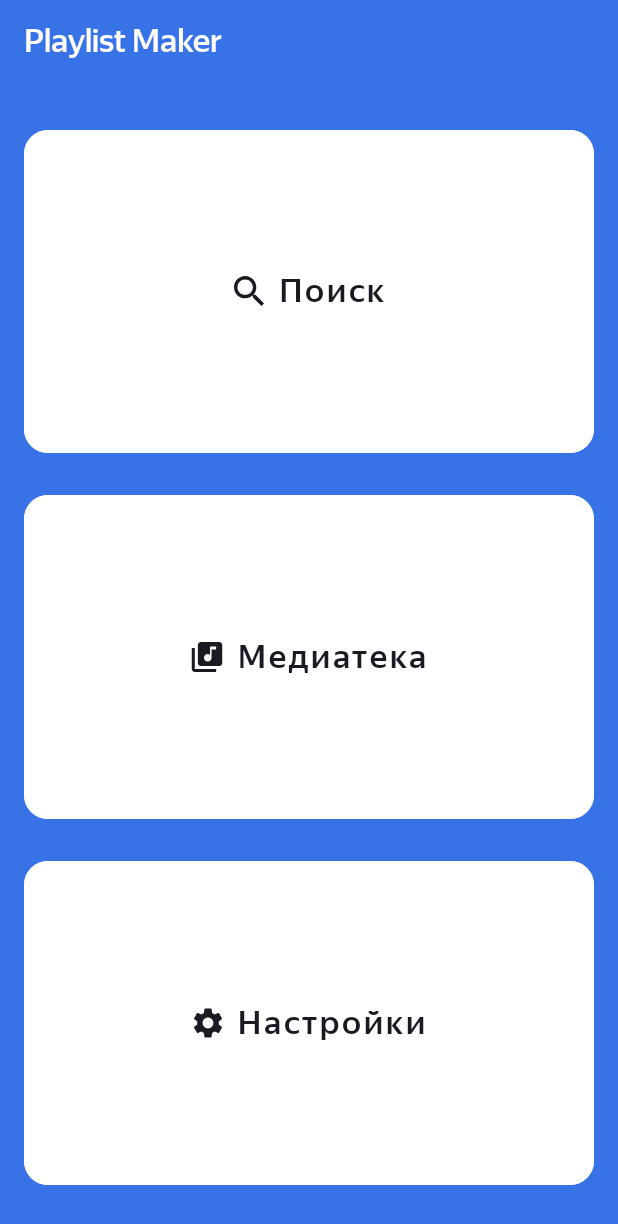
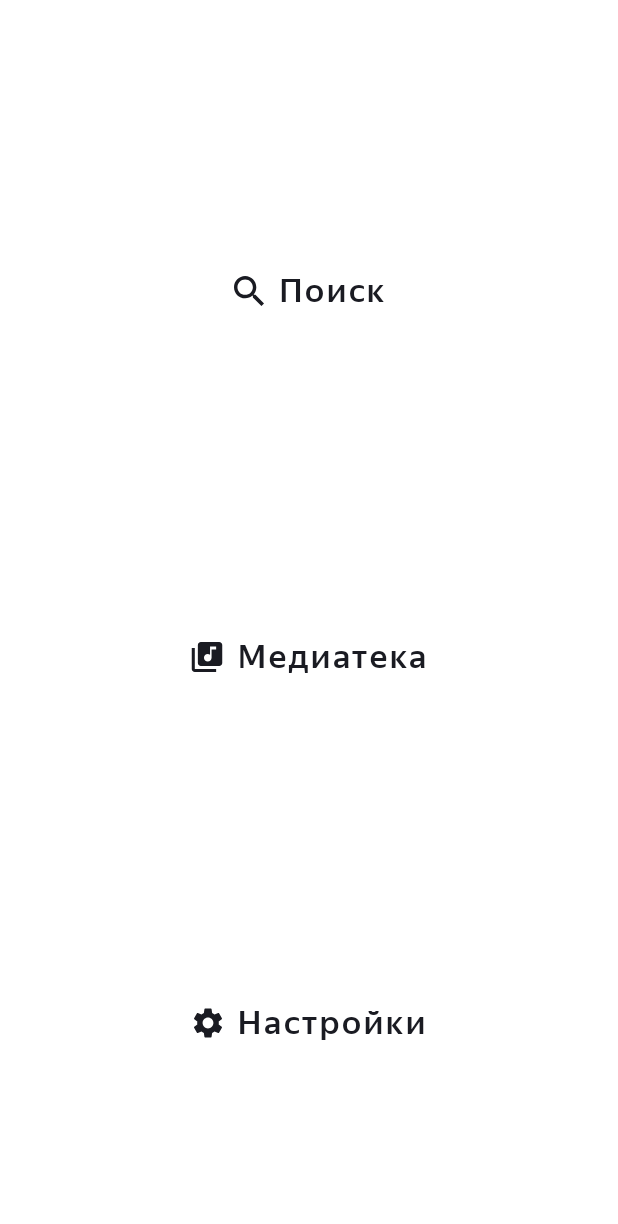
Before and after one commit to DimaK21/PlaylistMaker, an Android app: the layout activity_main.xml on its own in the app's theme, with its tools: preview values and no code run, on a phone screen of 412 x 824 dp. Shown: the top 1224 px of the screen. Run offline under Robolectric (Android 15) with nearby library versions, the phone set to English and light mode, and no system bars.

Commit message:
синий фон 2

```diff
--- a/app/src/main/res/layout/activity_main.xml
+++ b/app/src/main/res/layout/activity_main.xml
@@ -8,8 +8,7 @@
     android:paddingHorizontal="@dimen/main_paddingHorizontal"
     android:paddingTop="@dimen/main_paddingTop"
     android:paddingBottom="@dimen/main_paddingBottom"
-    tools:context=".MainActivity"
-    style="@style/ColorMainLinerLayout">
+    tools:context=".MainActivity">
 
     <TextView
         android:layout_width="wrap_content"
--- a/app/src/main/res/values-night/styles.xml
+++ b/app/src/main/res/values-night/styles.xml
@@ -1,7 +1,5 @@
 <?xml version="1.0" encoding="utf-8"?>
 <resources>
 
-    <style name="ColorMainLinerLayout">
-        <item name="android:background">@color/main_background</item>
-    </style>
+
 </resources>
--- a/app/src/main/res/values-night/themes.xml
+++ b/app/src/main/res/values-night/themes.xml
@@ -13,6 +13,7 @@
         <item name="android:statusBarColor">?attr/colorPrimaryVariant</item>
         <!-- Customize your theme here. -->
         <item name="android:navigationBarColor">?attr/colorPrimaryVariant</item>
+        <item name="android:background">?attr/colorPrimary</item>
     </style>
 
     <style name="Theme.PlaylistMaker.MainActivity" parent="Theme.PlaylistMaker">
@@ -20,5 +21,6 @@
         <item name="android:statusBarColor">@color/app_black</item>
         <!-- Customize your theme here. -->
         <item name="android:navigationBarColor">@color/app_black</item>
+        <item name="android:background">@color/app_black</item>
     </style>
 </resources>
--- a/app/src/main/res/values/styles.xml
+++ b/app/src/main/res/values/styles.xml
@@ -37,7 +37,4 @@
         <item name="android:paddingVertical">@dimen/settings_padding_vert</item>
         <item name="android:paddingStart">@dimen/settings_padding_start</item>
     </style>
-    <style name="ColorMainLinerLayout">
-        <item name="android:background">@color/main_background</item>
-    </style>
 </resources>
--- a/app/src/main/res/values/themes.xml
+++ b/app/src/main/res/values/themes.xml
@@ -13,6 +13,7 @@
         <item name="android:statusBarColor">?attr/colorPrimaryVariant</item>
         <!-- Customize your theme here. -->
         <item name="android:navigationBarColor">?attr/colorPrimaryVariant</item>
+        <item name="android:background">?attr/colorPrimary</item>
     </style>
 
     <style name="Theme.PlaylistMaker.MainActivity" parent="Theme.PlaylistMaker">
@@ -20,5 +21,6 @@
         <item name="android:statusBarColor">@color/main_background</item>
         <!-- Customize your theme here. -->
         <item name="android:navigationBarColor">@color/main_background</item>
+        <item name="android:background">@color/main_background</item>
     </style>
 </resources>
```
